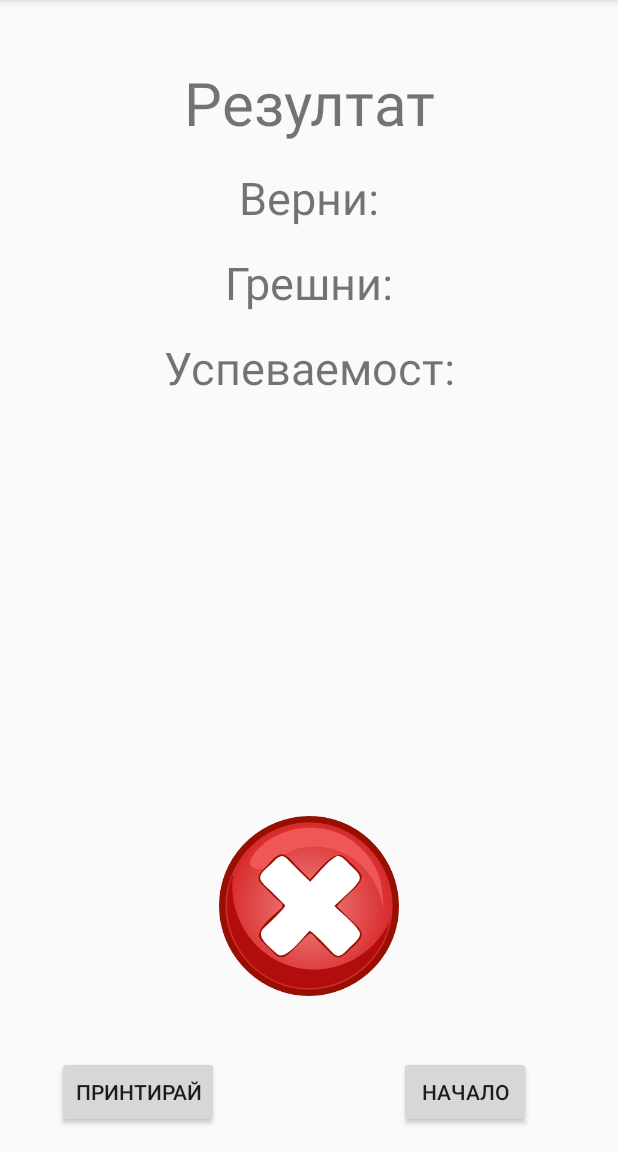
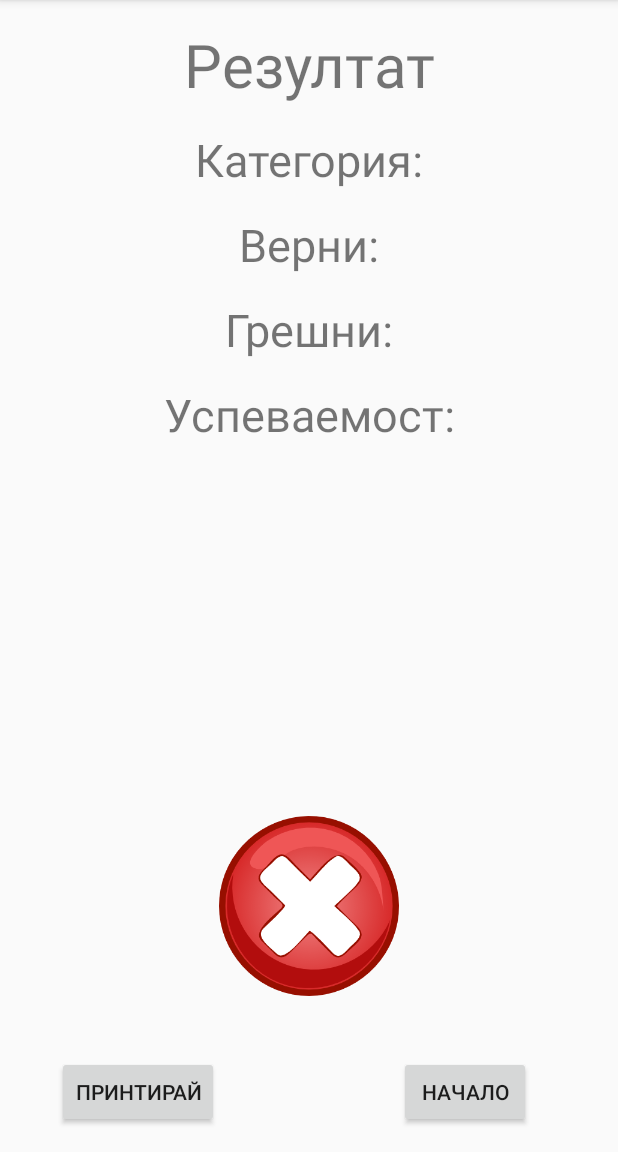
Before and after one commit to Crypto93/PMU, an Android app: the SingleTestSummaryActivity screen opened directly, with no data from a screen before it, on a phone screen of 412 x 824 dp, the part 84-1236 px from its top. Run offline under Robolectric (Android 15) with nearby library versions, the phone set to English and light mode, and no system bars.

Commit message:
Added cattegory in Single test summary activity

```diff
--- a/app/src/main/res/layout/activity_single_test_summary.xml
+++ b/app/src/main/res/layout/activity_single_test_summary.xml
@@ -17,7 +17,20 @@
         android:layout_alignParentTop="true"
         android:layout_alignParentLeft="true"
         android:layout_alignParentStart="true"
-        android:layout_marginTop="@dimen/title_margin_top"
+        android:layout_alignParentRight="true"
+        android:layout_alignParentEnd="true" />
+
+    <TextView
+        android:layout_width="wrap_content"
+        android:layout_height="wrap_content"
+        android:id="@+id/catLabel"
+        android:text="@string/catlabel"
+        android:textSize="@dimen/secondary_title_size"
+        android:gravity="center"
+        android:layout_below="@+id/resulTextView"
+        android:layout_marginTop="@dimen/activity_vertical_margin"
+        android:layout_alignParentLeft="true"
+        android:layout_alignParentStart="true"
         android:layout_alignParentRight="true"
         android:layout_alignParentEnd="true" />
 
@@ -28,7 +41,7 @@
         android:text="@string/correct_label"
         android:textSize="@dimen/secondary_title_size"
         android:gravity="center"
-        android:layout_below="@+id/resulTextView"
+        android:layout_below="@+id/catLabel"
         android:layout_alignParentLeft="true"
         android:layout_alignParentStart="true"
         android:layout_marginTop="@dimen/activity_vertical_margin"
--- a/app/src/main/res/values/strings.xml
+++ b/app/src/main/res/values/strings.xml
@@ -9,8 +9,6 @@
 
     <string name="email_hint">Email адрес</string>
     <string name="pass_hint">Парола</string>
-    <string name="logIn_button">Вписване</string>
-    <string name="register_button">Регистрация</string>
     <string name="admin_panel">Админ панел</string>
     <string name="student_panel">Студентски панел</string>
     <string name="time_left_label">Оставащо време: </string>
@@ -20,8 +18,8 @@
     <string name="wrong_label">Грешни: </string>
     <string name="percentage_label">Успеваемост: </string>
     <string name="time_left">00:00</string>
-    <string name="test_end_button">Край на теста</string>
     <string name="answer_hint">Вашият отговор</string>
+    <string name="catlabel">Категория: </string>
 
 
     // Buttons
@@ -34,6 +32,9 @@
     <string name="reference_button">Справка</string>
     <string name="testButton">Тест</string>
     <string name="timedTestButton">Тест с време</string>
+    <string name="test_end_button">Край на теста</string>
+    <string name="logIn_button">Вписване</string>
+    <string name="register_button">Регистрация</string>
 
 
     // Errors
```
